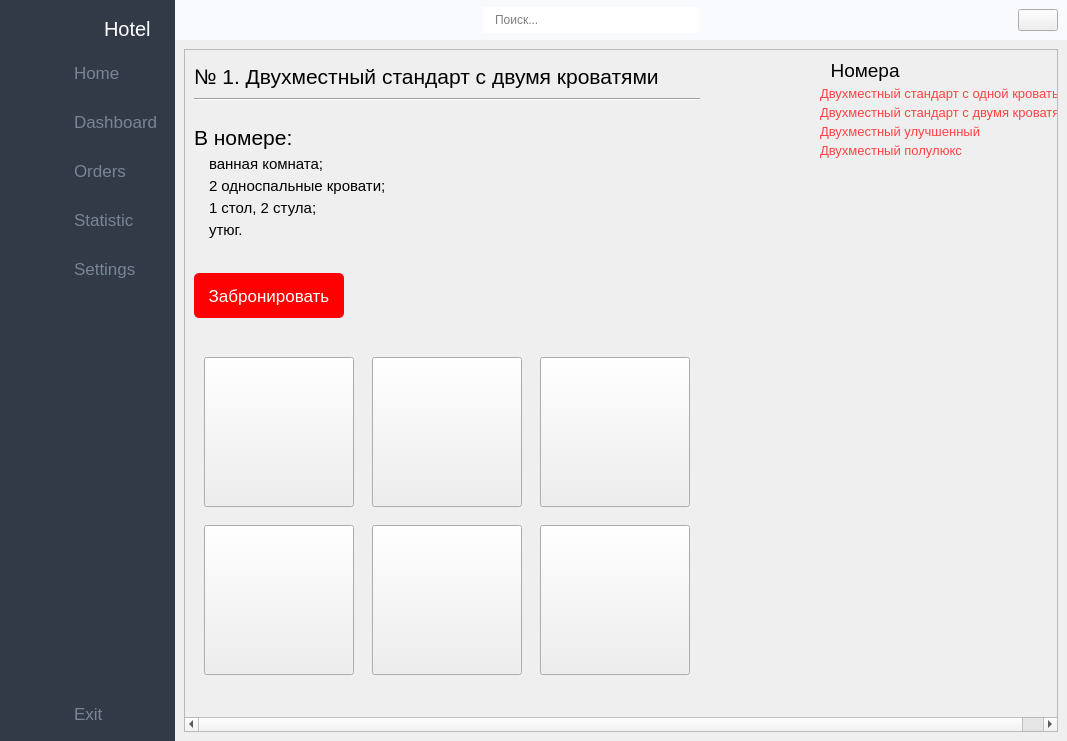
Above: design/homepage.ui from Ruha24/HotelQt before the change. Below: the same form after it.
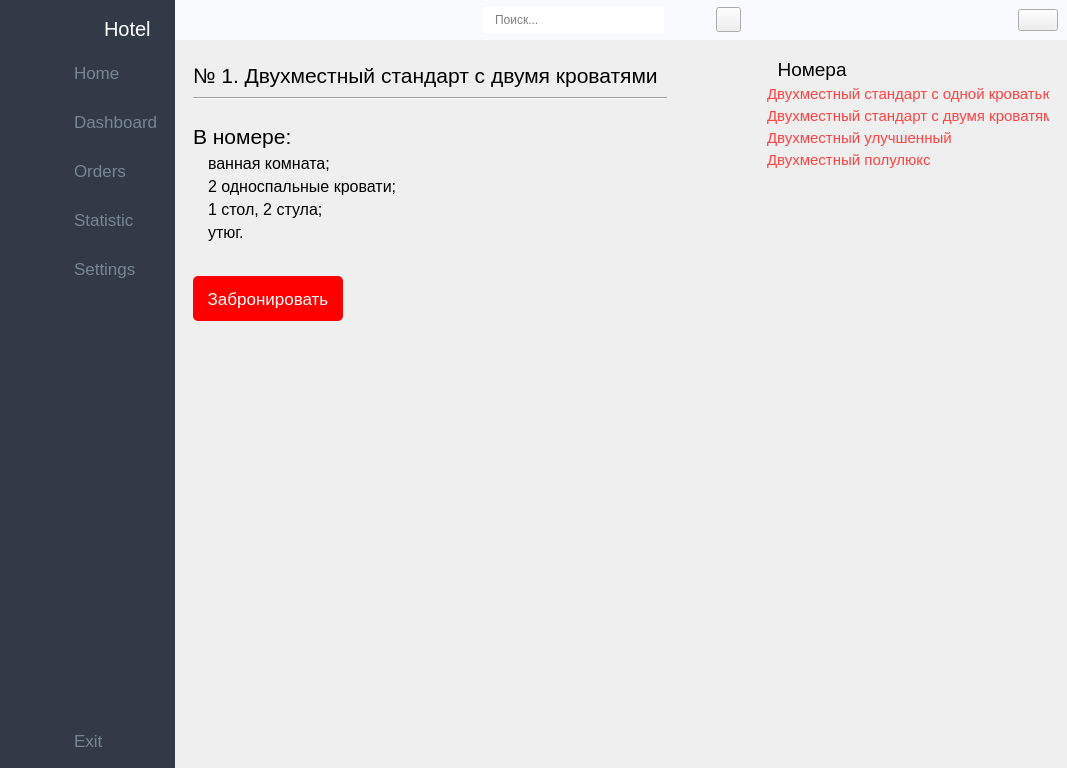
That is the form after the change. The open tabs and pages were chosen to show the change. Icons and pictures are not drawn.

Diff of the .ui file:
```diff
--- a/design/homepage.ui
+++ b/design/homepage.ui
@@ -10,9 +10,21 @@
     <x>0</x>
     <y>0</y>
     <width>1067</width>
-    <height>741</height>
+    <height>768</height>
    </rect>
   </property>
+  <property name="minimumSize">
+   <size>
+    <width>1067</width>
+    <height>768</height>
+   </size>
+  </property>
+  <property name="maximumSize">
+   <size>
+    <width>1067</width>
+    <height>768</height>
+   </size>
+  </property>
   <property name="windowTitle">
    <string>MainWindow</string>
   </property>
@@ -694,6 +706,19 @@
               </property>
              </widget>
             </item>
+            <item>
+             <widget class="QPushButton" name="filterbtn">
+              <property name="maximumSize">
+               <size>
+                <width>25</width>
+                <height>25</height>
+               </size>
+              </property>
+              <property name="text">
+               <string/>
+              </property>
+             </widget>
+            </item>
            </layout>
           </item>
           <item>
@@ -2786,6 +2811,12 @@
           <layout class="QGridLayout" name="gridLayout_10">
            <item row="0" column="0">
             <widget class="QScrollArea" name="scrollArea_3">
+             <property name="styleSheet">
+              <string notr="true">QScrollArea
+{
+	border: none;
+}</string>
+             </property>
              <property name="widgetResizable">
               <bool>true</bool>
              </property>
@@ -2794,15 +2825,15 @@
                <rect>
                 <x>0</x>
                 <y>0</y>
-                <width>902</width>
-                <height>667</height>
+                <width>859</width>
+                <height>710</height>
                </rect>
               </property>
               <layout class="QHBoxLayout" name="horizontalLayout_14">
                <item>
                 <layout class="QHBoxLayout" name="horizontalLayout_13">
                  <property name="spacing">
-                  <number>120</number>
+                  <number>100</number>
                  </property>
                  <property name="rightMargin">
                   <number>0</number>
@@ -2825,7 +2856,7 @@
                      </property>
                      <property name="maximumSize">
                       <size>
-                       <width>16777215</width>
+                       <width>650</width>
                        <height>45</height>
                       </size>
                      </property>
@@ -2841,6 +2872,12 @@
                    </item>
                    <item>
                     <widget class="Line" name="line_6">
+                     <property name="maximumSize">
+                      <size>
+                       <width>650</width>
+                       <height>16777215</height>
+                      </size>
+                     </property>
                      <property name="orientation">
                       <enum>Qt::Horizontal</enum>
                      </property>
@@ -2893,7 +2930,7 @@
                         <widget class="QLabel" name="label_59">
                          <property name="font">
                           <font>
-                           <pointsize>11</pointsize>
+                           <pointsize>12</pointsize>
                           </font>
                          </property>
                          <property name="text">
@@ -2911,7 +2948,7 @@
                         <widget class="QLabel" name="label_57">
                          <property name="font">
                           <font>
-                           <pointsize>11</pointsize>
+                           <pointsize>12</pointsize>
                           </font>
                          </property>
                          <property name="text">
@@ -2929,7 +2966,7 @@
                         <widget class="QLabel" name="label_58">
                          <property name="font">
                           <font>
-                           <pointsize>11</pointsize>
+                           <pointsize>12</pointsize>
                           </font>
                          </property>
                          <property name="text">
@@ -2947,7 +2984,7 @@
                         <widget class="QLabel" name="label_60">
                          <property name="font">
                           <font>
-                           <pointsize>11</pointsize>
+                           <pointsize>12</pointsize>
                           </font>
                          </property>
                          <property name="text">
@@ -2976,7 +3013,7 @@
                      <property name="maximumSize">
                       <size>
                        <width>150</width>
-                       <height>70</height>
+                       <height>100</height>
                       </size>
                      </property>
                      <property name="font">
@@ -3003,135 +3040,233 @@
                     </widget>
                    </item>
                    <item>
-                    <layout class="QGridLayout" name="gridLayout_11">
-                     <property name="leftMargin">
-                      <number>10</number>
-                     </property>
-                     <property name="topMargin">
-                      <number>35</number>
-                     </property>
-                     <property name="rightMargin">
-                      <number>10</number>
-                     </property>
-                     <property name="bottomMargin">
-                      <number>0</number>
-                     </property>
+                    <layout class="QVBoxLayout" name="verticalLayout_22">
                      <property name="spacing">
-                      <number>18</number>
+                      <number>0</number>
                      </property>
-                     <item row="0" column="1">
-                      <widget class="QPushButton" name="pushButton_15">
-                       <property name="minimumSize">
-                        <size>
-                         <width>150</width>
-                         <height>150</height>
-                        </size>
+                     <property name="topMargin">
+                      <number>0</number>
+                     </property>
+                     <item>
+                      <layout class="QHBoxLayout" name="horizontalLayout_16">
+                       <property name="spacing">
+                        <number>12</number>
                        </property>
-                       <property name="maximumSize">
-                        <size>
-                         <width>200</width>
-                         <height>300</height>
-                        </size>
+                       <property name="topMargin">
+                        <number>10</number>
                        </property>
-                       <property name="text">
-                        <string/>
+                       <property name="bottomMargin">
+                        <number>10</number>
                        </property>
-                      </widget>
+                       <item>
+                        <widget class="QPushButton" name="pushButton_15">
+                         <property name="minimumSize">
+                          <size>
+                           <width>150</width>
+                           <height>150</height>
+                          </size>
+                         </property>
+                         <property name="maximumSize">
+                          <size>
+                           <width>200</width>
+                           <height>200</height>
+                          </size>
+                         </property>
+                         <property name="styleSheet">
+                          <string notr="true">QPushButton
+{
+	border: none;
+	border-image: url(:/image/image/2place1/image2.jpg)  0 0 0 0 stretch;
+}
+</string>
+                         </property>
+                         <property name="text">
+                          <string/>
+                         </property>
+                         <property name="checkable">
+                          <bool>true</bool>
+                         </property>
+                         <property name="checked">
+                          <bool>true</bool>
+                         </property>
+                        </widget>
+                       </item>
+                       <item>
+                        <widget class="QPushButton" name="pushButton_13">
+                         <property name="minimumSize">
+                          <size>
+                           <width>150</width>
+                           <height>150</height>
+                          </size>
+                         </property>
+                         <property name="maximumSize">
+                          <size>
+                           <width>200</width>
+                           <height>200</height>
+                          </size>
+                         </property>
+                         <property name="styleSheet">
+                          <string notr="true">QPushButton
+{
+	border: none;
+	border-image: url(:/image/image/2place1/image3.jpg)  0 0 0 0 stretch;
+}
+</string>
+                         </property>
+                         <property name="text">
+                          <string/>
+                         </property>
+                         <property name="checkable">
+                          <bool>true</bool>
+                         </property>
+                         <property name="checked">
+                          <bool>true</bool>
+                         </property>
+                        </widget>
+                       </item>
+                       <item>
+                        <widget class="QPushButton" name="pushButton_12">
+                         <property name="minimumSize">
+                          <size>
+                           <width>150</width>
+                           <height>150</height>
+                          </size>
+                         </property>
+                         <property name="maximumSize">
+                          <size>
+                           <width>200</width>
+                           <height>200</height>
+                          </size>
+                         </property>
+                         <property name="styleSheet">
+                          <string notr="true">QPushButton
+{
+	border: none;
+	border-image: url(:/image/image/2place1/image1.jpg)  0 0 0 0 stretch;
+}
+</string>
+                         </property>
+                         <property name="text">
+                          <string/>
+                         </property>
+                         <property name="checkable">
+                          <bool>true</bool>
+                         </property>
+                         <property name="checked">
+                          <bool>true</bool>
+                         </property>
+                        </widget>
+                       </item>
+                      </layout>
                      </item>
-                     <item row="1" column="1">
-                      <widget class="QPushButton" name="pushButton_16">
-                       <property name="minimumSize">
-                        <size>
-                         <width>150</width>
-                         <height>150</height>
-                        </size>
+                     <item>
+                      <layout class="QHBoxLayout" name="horizontalLayout_15">
+                       <property name="spacing">
+                        <number>12</number>
                        </property>
-                       <property name="maximumSize">
-                        <size>
-                         <width>200</width>
-                         <height>300</height>
-                        </size>
+                       <property name="topMargin">
+                        <number>10</number>
                        </property>
-                       <property name="text">
-                        <string/>
-                       </property>
-                      </widget>
-                     </item>
-                     <item row="1" column="0">
-                      <widget class="QPushButton" name="pushButton_11">
-                       <property name="minimumSize">
-                        <size>
-                         <width>150</width>
-                         <height>150</height>
-                        </size>
-                       </property>
-                       <property name="maximumSize">
-                        <size>
-                         <width>200</width>
-                         <height>300</height>
-                        </size>
-                       </property>
-                       <property name="text">
-                        <string/>
-                       </property>
-                      </widget>
-                     </item>
-                     <item row="0" column="0">
-                      <widget class="QPushButton" name="pushButton_12">
-                       <property name="minimumSize">
-                        <size>
-                         <width>150</width>
-                         <height>150</height>
-                        </size>
-                       </property>
-                       <property name="maximumSize">
-                        <size>
-                         <width>200</width>
-                         <height>300</height>
-                        </size>
-                       </property>
-                       <property name="text">
-                        <string/>
-                       </property>
-                      </widget>
-                     </item>
-                     <item row="0" column="2">
-                      <widget class="QPushButton" name="pushButton_13">
-                       <property name="minimumSize">
-                        <size>
-                         <width>150</width>
-                         <height>150</height>
-                        </size>
-                       </property>
-                       <property name="maximumSize">
-                        <size>
-                         <width>200</width>
-                         <height>300</height>
-                        </size>
-                       </property>
-                       <property name="text">
-                        <string/>
-                       </property>
-                      </widget>
-                     </item>
-                     <item row="1" column="2">
-                      <widget class="QPushButton" name="pushButton_14">
-                       <property name="minimumSize">
-                        <size>
-                         <width>150</width>
-                         <height>150</height>
-                        </size>
-                       </property>
-                       <property name="maximumSize">
-                        <size>
-                         <width>200</width>
-                         <height>300</height>
-                        </size>
-                       </property>
-                       <property name="text">
-                        <string/>
-                       </property>
-                      </widget>
+                       <item>
+                        <widget class="QPushButton" name="pushButton_14">
+                         <property name="minimumSize">
+                          <size>
+                           <width>150</width>
+                           <height>150</height>
+                          </size>
+                         </property>
+                         <property name="maximumSize">
+                          <size>
+                           <width>200</width>
+                           <height>200</height>
+                          </size>
+                         </property>
+                         <property name="styleSheet">
+                          <string notr="true">QPushButton
+{
+	border: none;
+	border-image: url(:/image/image/2place1/image6.jpg)  0 0 0 0 stretch;
+}
+</string>
+                         </property>
+                         <property name="text">
+                          <string/>
+                         </property>
+                         <property name="checkable">
+                          <bool>true</bool>
+                         </property>
+                         <property name="checked">
+                          <bool>true</bool>
+                         </property>
+                        </widget>
+                       </item>
+                       <item>
+                        <widget class="QPushButton" name="pushButton_16">
+                         <property name="minimumSize">
+                          <size>
+                           <width>150</width>
+                           <height>150</height>
+                          </size>
+                         </property>
+                         <property name="maximumSize">
+                          <size>
+                           <width>200</width>
+                           <height>200</height>
+                          </size>
+                         </property>
+                         <property name="styleSheet">
+                          <string notr="true">QPushButton
+{
+	border: none;
+	border-image: url(:/image/image/2place1/image5.jpg)  0 0 0 0 stretch;
+}
+</string>
+                         </property>
+                         <property name="text">
+                          <string/>
+                         </property>
+                         <property name="checkable">
+                          <bool>true</bool>
+                         </property>
+                         <property name="checked">
+                          <bool>true</bool>
+                         </property>
+                        </widget>
+                       </item>
+                       <item>
+                        <widget class="QPushButton" name="pushButton_11">
+                         <property name="minimumSize">
+                          <size>
+                           <width>150</width>
+                           <height>150</height>
+                          </size>
+                         </property>
+                         <property name="maximumSize">
+                          <size>
+                           <width>200</width>
+                           <height>200</height>
+                          </size>
+                         </property>
+                         <property name="styleSheet">
+                          <string notr="true">QPushButton
+{
+	border: none;
+	border-image: url(:/image/image/2place1/image4.jpg)  0 0 0 0 stretch;
+}
+</string>
+                         </property>
+                         <property name="text">
+                          <string/>
+                         </property>
+                         <property name="checkable">
+                          <bool>true</bool>
+                         </property>
+                         <property name="checked">
+                          <bool>true</bool>
+                         </property>
+                        </widget>
+                       </item>
+                      </layout>
                      </item>
                     </layout>
                    </item>
@@ -3205,7 +3340,7 @@
                        </property>
                        <property name="font">
                         <font>
-                         <pointsize>10</pointsize>
+                         <pointsize>11</pointsize>
                         </font>
                        </property>
                        <property name="text">
@@ -3229,7 +3364,7 @@
                        </property>
                        <property name="font">
                         <font>
-                         <pointsize>10</pointsize>
+                         <pointsize>11</pointsize>
                         </font>
                        </property>
                        <property name="text">
@@ -3253,7 +3388,7 @@
                        </property>
                        <property name="font">
                         <font>
-                         <pointsize>10</pointsize>
+                         <pointsize>11</pointsize>
                         </font>
                        </property>
                        <property name="text">
@@ -3277,7 +3412,7 @@
                        </property>
                        <property name="font">
                         <font>
-                         <pointsize>10</pointsize>
+                         <pointsize>11</pointsize>
                         </font>
                        </property>
                        <property name="text">
```
Left out of the diff: 683 changed lines with no effect on the pictures.
